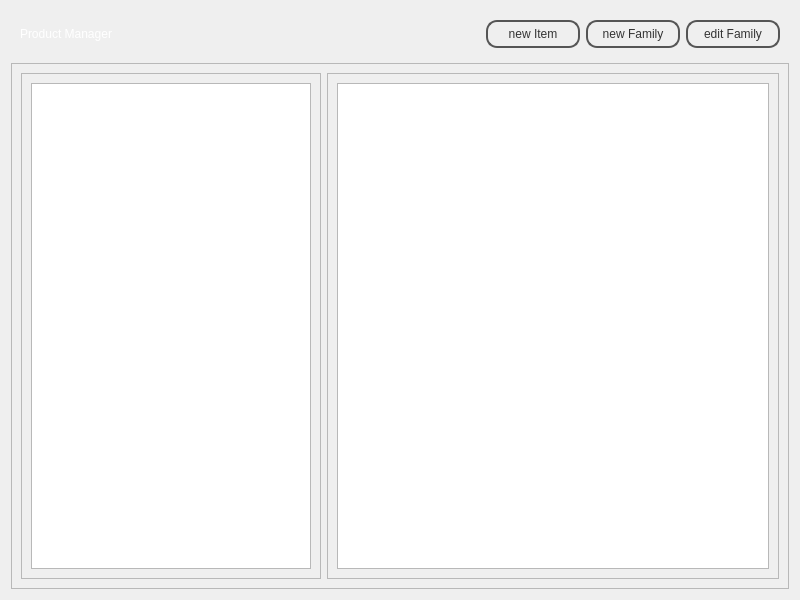
Before: the Qt Designer form penyamanager/admin/familyitemmanagementwindow.ui in eguzki/penyamanager, drawn with Qt 5.
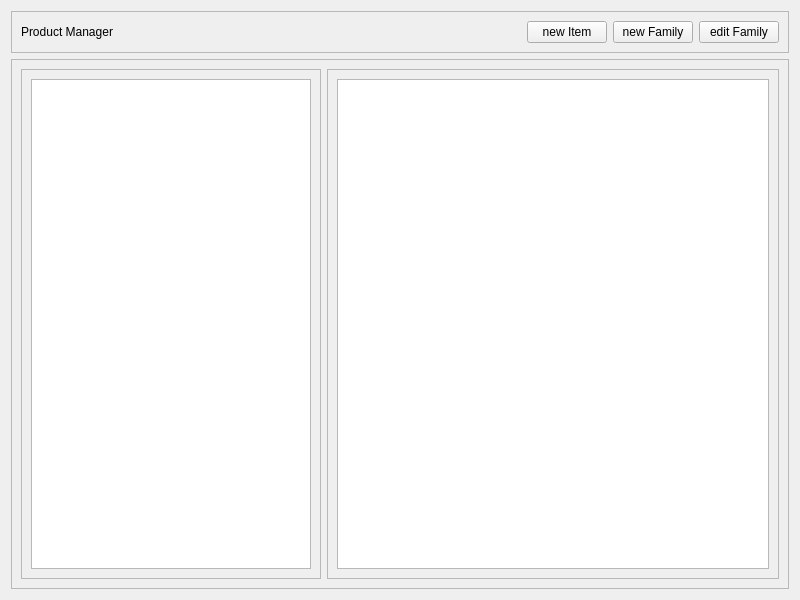
After: the same form once the commit is applied.

The edit to the form file:
```diff
--- a/penyamanager/admin/familyitemmanagementwindow.ui
+++ b/penyamanager/admin/familyitemmanagementwindow.ui
@@ -14,7 +14,7 @@
    <string>Form</string>
   </property>
   <property name="styleSheet">
-   <string notr="true">#topFrame {
+   <string notr="true">/*#topFrame {
 border: none;
 background: qlineargradient(x1: 0, y1: 0, x2: 0, y2: 1,
 stop: 0 #a6a6a6, stop: 0.08 #7f7f7f,
@@ -54,7 +54,7 @@
 radius: 1.35, stop: 0 #fff, stop: 1 #ddd);
 }
 
-</string>
+*/</string>
   </property>
   <layout class="QVBoxLayout" name="verticalLayout">
    <item>
```
